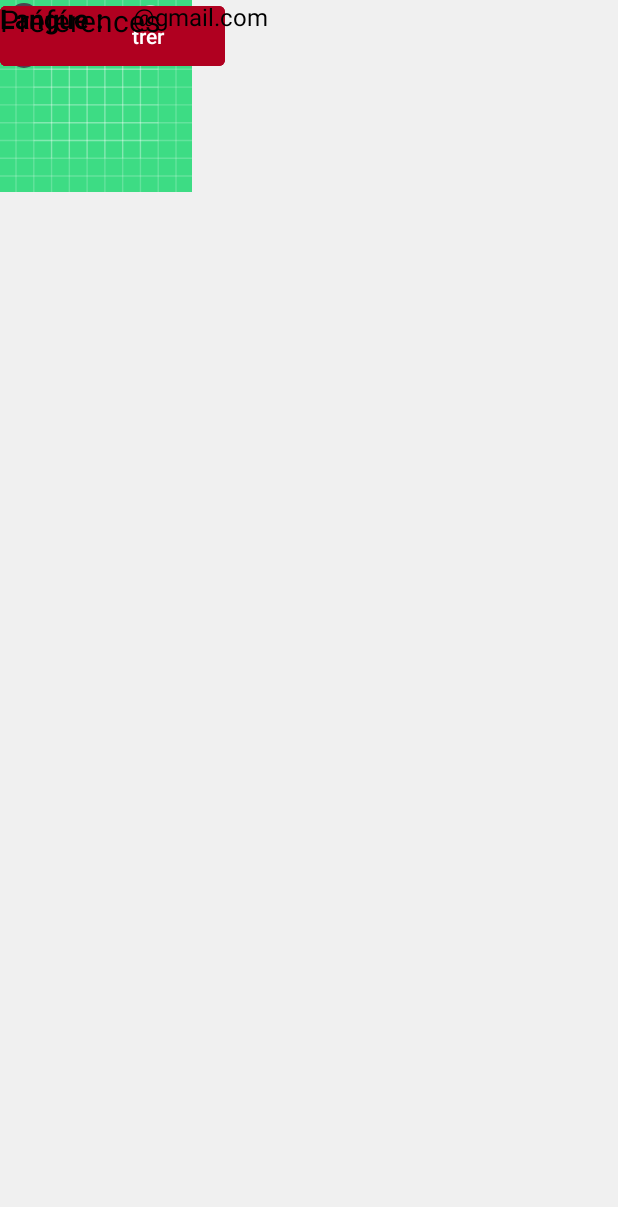
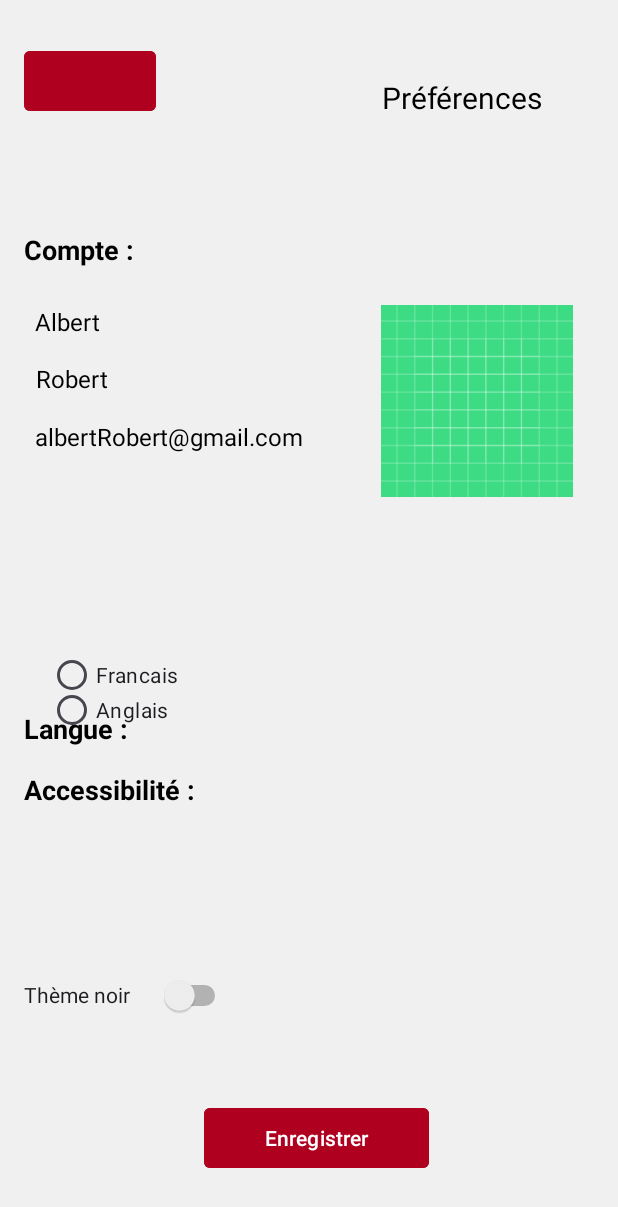
Before and after one commit to ben4ali/easystay-app-mobile, an Android app: the layout fragment_preference.xml on its own in the app's theme, with its tools: preview values and no code run, on a phone screen of 412 x 824 dp. Shown: the top 1207 px of the screen. Run offline under Robolectric (Android 15) with nearby library versions, the phone set to English and light mode, and no system bars.

Commit message:
ajout du fragment préference, ne pas tenir compte du design

```diff
--- /dev/null
+++ b/EasyStayApp/app/src/main/java/com/easycorp/easystayapp/fragment_preference.kt
@@ -0,0 +1,59 @@
+package com.easycorp.easystayapp
+
+import android.os.Bundle
+import androidx.fragment.app.Fragment
+import android.view.LayoutInflater
+import android.view.View
+import android.view.ViewGroup
+
+// TODO: Rename parameter arguments, choose names that match
+// the fragment initialization parameters, e.g. ARG_ITEM_NUMBER
+private const val ARG_PARAM1 = "param1"
+private const val ARG_PARAM2 = "param2"
+
+/**
+ * A simple [Fragment] subclass.
+ * Use the [fragment_preference.newInstance] factory method to
+ * create an instance of this fragment.
+ */
+class fragment_preference : Fragment() {
+    // TODO: Rename and change types of parameters
+    private var param1: String? = null
+    private var param2: String? = null
+
+    override fun onCreate(savedInstanceState: Bundle?) {
+        super.onCreate(savedInstanceState)
+        arguments?.let {
+            param1 = it.getString(ARG_PARAM1)
+            param2 = it.getString(ARG_PARAM2)
+        }
+    }
+
+    override fun onCreateView(
+        inflater: LayoutInflater, container: ViewGroup?,
+        savedInstanceState: Bundle?
+    ): View? {
+        // Inflate the layout for this fragment
+        return inflater.inflate(R.layout.fragment_preference, container, false)
+    }
+
+    companion object {
+        /**
+         * Use this factory method to create a new instance of
+         * this fragment using the provided parameters.
+         *
+         * @param param1 Parameter 1.
+         * @param param2 Parameter 2.
+         * @return A new instance of fragment fragment_preference.
+         */
+        // TODO: Rename and change types and number of parameters
+        @JvmStatic
+        fun newInstance(param1: String, param2: String) =
+            fragment_preference().apply {
+                arguments = Bundle().apply {
+                    putString(ARG_PARAM1, param1)
+                    putString(ARG_PARAM2, param2)
+                }
+            }
+    }
+}
--- a/EasyStayApp/app/src/main/res/layout/fragment_preference.xml
+++ b/EasyStayApp/app/src/main/res/layout/fragment_preference.xml
@@ -18,57 +18,71 @@
         android:id="@+id/nom"
         android:layout_width="wrap_content"
         android:layout_height="wrap_content"
+        android:layout_marginTop="241dp"
+        android:layout_marginEnd="340dp"
         android:text="Robert"
         android:textColor="#000000"
         android:textSize="16sp"
-        tools:layout_editor_absoluteX="23dp"
-        tools:layout_editor_absoluteY="241dp" />
+        app:layout_constraintEnd_toEndOf="parent"
+        app:layout_constraintTop_toTopOf="parent" />
 
     <TextView
         android:id="@+id/prenom"
         android:layout_width="wrap_content"
         android:layout_height="wrap_content"
+        android:layout_marginStart="23dp"
+        android:layout_marginTop="203dp"
         android:text="Albert"
         android:textColor="#000000"
         android:textSize="16sp"
-        tools:layout_editor_absoluteX="23dp"
-        tools:layout_editor_absoluteY="203dp" />
+        app:layout_constraintStart_toStartOf="parent"
+        app:layout_constraintTop_toTopOf="parent" />
 
     <ImageView
         android:id="@+id/iconUtilisateur"
         android:layout_width="128dp"
         android:layout_height="128dp"
+        android:layout_marginStart="254dp"
+        android:layout_marginTop="203dp"
         android:contentDescription="Photo de profil"
         android:src="@drawable/ic_launcher_background"
-        tools:layout_editor_absoluteX="254dp"
-        tools:layout_editor_absoluteY="203dp" />
+        app:layout_constraintStart_toStartOf="parent"
+        app:layout_constraintTop_toTopOf="parent" />
 
     <Switch
         android:id="@+id/modeSombre"
-        android:layout_width="wrap_content"
-        android:layout_height="wrap_content"
+        android:layout_width="138dp"
+        android:layout_height="41dp"
         android:layout_marginStart="16dp"
+        android:layout_marginEnd="278dp"
+        android:layout_marginBottom="140dp"
         android:backgroundTint="#ABABAB"
         android:text="Thème noir"
-        app:layout_constraintStart_toStartOf="parent"
-        tools:layout_editor_absoluteY="556dp" />
+        app:layout_constraintBottom_toBottomOf="parent"
+        app:layout_constraintEnd_toEndOf="parent"
+        app:layout_constraintHorizontal_bias="0.0"
+        app:layout_constraintStart_toStartOf="parent" />
 
     <TextView
         android:id="@+id/compte"
         android:layout_width="wrap_content"
         android:layout_height="wrap_content"
+        android:layout_marginStart="16dp"
+        android:layout_marginTop="154dp"
         android:text="Compte :"
         android:textColor="#000000"
         android:textSize="18sp"
         android:textStyle="bold"
-        tools:layout_editor_absoluteX="16dp"
-        tools:layout_editor_absoluteY="154dp" />
+        app:layout_constraintStart_toStartOf="parent"
+        app:layout_constraintTop_toTopOf="parent" />
 
     <RadioGroup
-        android:layout_width="wrap_content"
-        android:layout_height="wrap_content"
-        tools:layout_editor_absoluteX="32dp"
-        tools:layout_editor_absoluteY="438dp">
+        android:layout_width="102dp"
+        android:layout_height="45dp"
+        android:layout_marginStart="32dp"
+        android:layout_marginTop="438dp"
+        app:layout_constraintStart_toStartOf="parent"
+        app:layout_constraintTop_toTopOf="parent">
 
         <RadioButton
             android:id="@+id/radioButtonFrancais"
@@ -88,62 +102,74 @@
         android:id="@+id/accessibilite"
         android:layout_width="wrap_content"
         android:layout_height="wrap_content"
+        android:layout_marginStart="16dp"
+        android:layout_marginTop="514dp"
         android:text="Accessibilité :"
         android:textColor="#000000"
         android:textSize="18sp"
         android:textStyle="bold"
-        tools:layout_editor_absoluteX="16dp"
-        tools:layout_editor_absoluteY="514dp" />
+        app:layout_constraintStart_toStartOf="parent"
+        app:layout_constraintTop_toTopOf="parent" />
 
     <Button
         android:id="@+id/buttonEnregistrer"
         android:layout_width="wrap_content"
         android:layout_height="wrap_content"
+        android:layout_marginEnd="126dp"
+        android:layout_marginBottom="41dp"
         android:width="150dp"
         android:backgroundTint="@color/colorPrimary"
         android:text="Enregistrer"
         app:cornerRadius="4dp"
-        tools:layout_editor_absoluteX="135dp"
-        tools:layout_editor_absoluteY="642dp" />
+        app:layout_constraintBottom_toBottomOf="parent"
+        app:layout_constraintEnd_toEndOf="parent" />
 
     <TextView
         android:id="@+id/email"
         android:layout_width="wrap_content"
         android:layout_height="wrap_content"
+        android:layout_marginTop="280dp"
+        android:layout_marginEnd="209dp"
         android:text="albertRobert@gmail.com"
         android:textColor="#000000"
         android:textSize="16sp"
-        tools:layout_editor_absoluteX="23dp"
-        tools:layout_editor_absoluteY="280dp" />
+        app:layout_constraintEnd_toEndOf="parent"
+        app:layout_constraintTop_toTopOf="parent" />
 
     <Button
         android:id="@+id/buttonRetour"
         android:layout_width="wrap_content"
         android:layout_height="wrap_content"
+        android:layout_marginStart="16dp"
+        android:layout_marginTop="30dp"
         android:backgroundTint="@color/colorPrimary"
         app:cornerRadius="4dp"
-        tools:layout_editor_absoluteX="16dp"
-        tools:layout_editor_absoluteY="30dp" />
+        app:layout_constraintStart_toStartOf="parent"
+        app:layout_constraintTop_toTopOf="parent" />
 
     <TextView
         android:id="@+id/preference"
         android:layout_width="wrap_content"
         android:layout_height="wrap_content"
+        android:layout_marginTop="51dp"
+        android:layout_marginEnd="50dp"
         android:text="Préférences"
         android:textColor="#000000"
         android:textSize="20sp"
-        tools:layout_editor_absoluteX="254dp"
-        tools:layout_editor_absoluteY="51dp" />
+        app:layout_constraintEnd_toEndOf="parent"
+        app:layout_constraintTop_toTopOf="parent" />
 
     <TextView
         android:id="@+id/langue"
         android:layout_width="wrap_content"
         android:layout_height="wrap_content"
+        android:layout_marginStart="16dp"
+        android:layout_marginBottom="326dp"
         android:text="Langue :"
         android:textColor="#000000"
         android:textSize="18sp"
         android:textStyle="bold"
-        tools:layout_editor_absoluteX="16dp"
-        tools:layout_editor_absoluteY="381dp" />
+        app:layout_constraintBottom_toBottomOf="parent"
+        app:layout_constraintStart_toStartOf="parent" />
 
 </androidx.constraintlayout.widget.ConstraintLayout>
```
